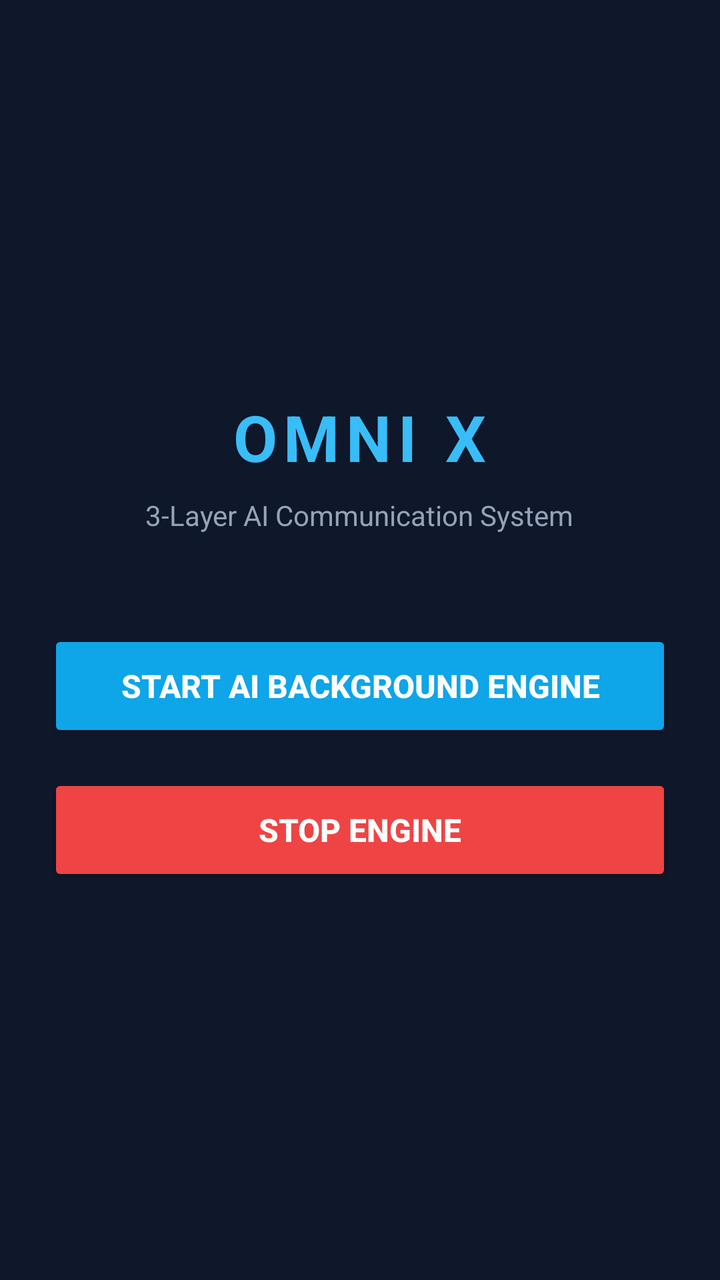
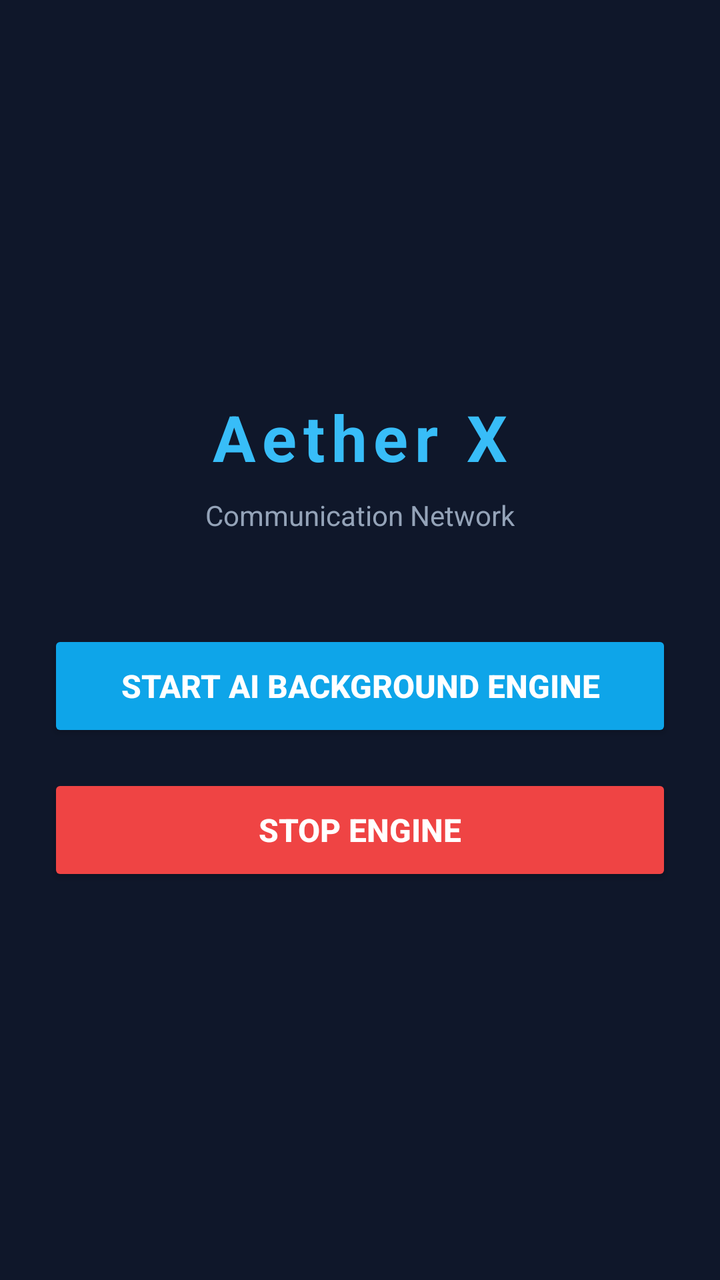

Compare the two renders of this Android layout. The source of the first and the diff that turns it into the second are given below.
<!-- AndroidManifest.xml: application theme Theme.AppCompat.NoActionBar -->
<!-- res/layout/activity_main.xml -->
<?xml version="1.0" encoding="utf-8"?>
<LinearLayout xmlns:android="http://schemas.android.com/apk/res/android"
    android:layout_width="match_parent"
    android:layout_height="match_parent"
    android:orientation="vertical"
    android:gravity="center"
    android:padding="24dp"
    android:background="#0F172A">

    <TextView
        android:layout_width="wrap_content"
        android:layout_height="wrap_content"
        android:text="OMNI X"
        android:textSize="32sp"
        android:textStyle="bold"
        android:textColor="#38BDF8"
        android:letterSpacing="0.1"
        android:layout_marginBottom="8dp" />

    <TextView
        android:layout_width="wrap_content"
        android:layout_height="wrap_content"
        android:text="3-Layer AI Communication System"
        android:textSize="14sp"
        android:textColor="#94A3B8"
        android:layout_marginBottom="48dp" />

    <Button
        android:id="@+id/btnStartService"
        android:layout_width="match_parent"
        android:layout_height="56dp"
        android:text="Start AI Background Engine"
        android:textColor="#FFFFFF"
        android:backgroundTint="#0ea5e9"
        android:textSize="16sp"
        android:textStyle="bold"
        android:layout_marginBottom="16dp" />

    <Button
        android:id="@+id/btnStopService"
        android:layout_width="match_parent"
        android:layout_height="56dp"
        android:text="Stop Engine"
        android:textColor="#FFFFFF"
        android:backgroundTint="#ef4444"
        android:textSize="16sp"
        android:textStyle="bold" />

</LinearLayout>
<!-- resources referenced by this layout -->
<resources>

</resources>

<!-- the commit's change to res/layout/activity_main.xml (unified diff, before → after) -->
@@ -10,7 +10,7 @@
     <TextView
         android:layout_width="wrap_content"
         android:layout_height="wrap_content"
-        android:text="OMNI X"
+        android:text="Aether X"
         android:textSize="32sp"
         android:textStyle="bold"
         android:textColor="#38BDF8"
@@ -20,7 +20,7 @@
     <TextView
         android:layout_width="wrap_content"
         android:layout_height="wrap_content"
-        android:text="3-Layer AI Communication System"
+        android:text="Communication Network"
         android:textSize="14sp"
         android:textColor="#94A3B8"
         android:layout_marginBottom="48dp" />
